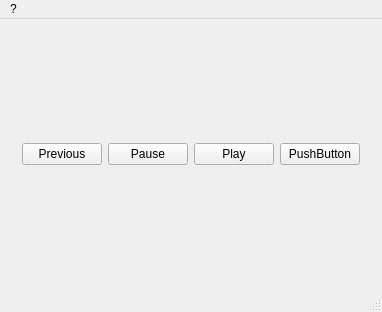
Above: demos/simplestclient/smooziksimplestclientwindow.ui from noviware/libsmoozik-qt before the change. Below: the same form after it.
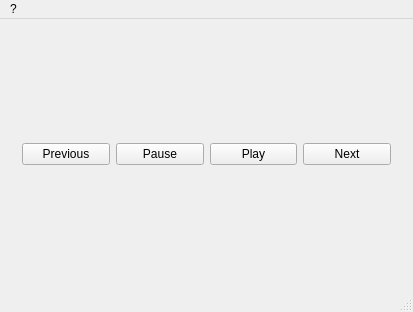
That is the form after the change. The open tabs and pages were chosen to show the change.

Commit message: Retrieve playlist in separate thread Add play/pause button handling

Patch:
```diff
--- a/demos/simplestclient/smooziksimplestclientwindow.ui
+++ b/demos/simplestclient/smooziksimplestclientwindow.ui
@@ -6,7 +6,7 @@
    <rect>
     <x>0</x>
     <y>0</y>
-    <width>354</width>
+    <width>413</width>
     <height>312</height>
    </rect>
   </property>
@@ -137,7 +137,7 @@
         <item>
          <widget class="QPushButton" name="nextButton">
           <property name="text">
-           <string>PushButton</string>
+           <string>Next</string>
           </property>
          </widget>
         </item>
@@ -152,8 +152,8 @@
     <rect>
      <x>0</x>
      <y>0</y>
-     <width>354</width>
-     <height>21</height>
+     <width>413</width>
+     <height>26</height>
     </rect>
    </property>
    <widget class="QMenu" name="aboutMenu">
```
Left out of the diff: 2 changed lines with no effect on the pictures. The commit also changes 5 other files.
